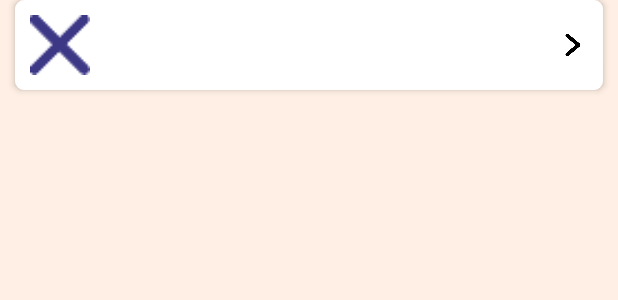
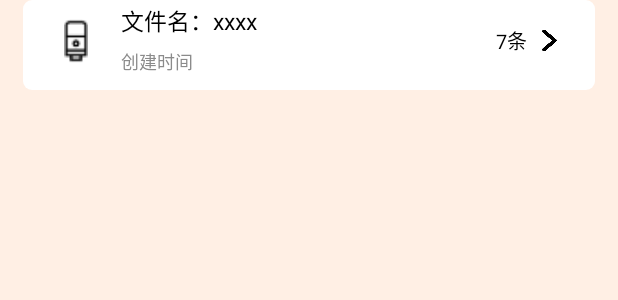
Before and after one commit to ambe-gzy/baseRepository, an Android app: the layout item_voice_file.xml on its own in the app's theme, with its tools: preview values and no code run, on a phone screen of 412 x 824 dp. Shown: the top 300 px of the screen. Run offline under Robolectric (Android 15) with nearby library versions, the light colour scheme and no system bars.

Commit message:
recyclerview,adapter完成

```diff
--- a/app/src/main/AndroidManifest.xml
+++ b/app/src/main/AndroidManifest.xml
@@ -18,7 +18,6 @@
         android:roundIcon="@mipmap/ic_launcher_round"
         android:supportsRtl="true"
         android:theme="@style/AppTheme">
-        <activity android:name="cn.zhenye.voicereverse.VoiceFileCreateActivity"></activity>
         <activity android:name="cn.zhenye.voicereverse.VoiceFileActivity" />
         <activity android:name="cn.zhenye.voicereverse.VoiceReverseActivity" />
         <activity android:name="cn.zhenye.appcommon.SplashActivity" />
--- a/base/build.gradle
+++ b/base/build.gradle
@@ -44,6 +44,9 @@ dependencies {
     // 简单的线程管理器
     api 'com.github.yjfnypeu:EasyThread:'+project.EASY_THREAD_VERSION
 
+    //RecyclerView
     api 'com.android.support:recyclerview-v7:29.0.0'//这里面的28，要与上面ompileSdkVersion 28 的后面数字相同
 
+    // ViewModel and LiveData
+    api 'androidx.lifecycle:lifecycle-extensions:'+project.VIEW_MODEL_LIVE_DATA_VERSION
 }
--- a/common/src/main/res/layout/item_voice_file.xml
+++ b/common/src/main/res/layout/item_voice_file.xml
@@ -1,24 +1,18 @@
 <?xml version="1.0" encoding="utf-8"?>
-<LinearLayout xmlns:android="http://schemas.android.com/apk/res/android"
-    android:layout_width="match_parent"
-    android:layout_height="match_parent"
-    android:orientation="vertical"
-    xmlns:tools="http://schemas.android.com/tools">
-    <LinearLayout
-        android:layout_width="match_parent"
-        android:layout_height="wrap_content"
+<LinearLayout android:layout_width="match_parent"
+    android:layout_height="60dp"
+    xmlns:tools="http://schemas.android.com/tools"
     android:layout_marginStart="15dp"
     android:layout_marginEnd="15dp"
-        android:layout_marginTop="10dp"
-        android:layout_marginBottom="10dp"
+    android:layout_marginBottom="5dp"
     android:paddingStart="5dp"
     android:paddingEnd="5dp"
-        android:paddingTop="5dp"
     android:paddingBottom="5dp"
-        tools:visibility="gone"
+    tools:visibility="visible"
     android:gravity="center_vertical"
     android:background="@drawable/ripple_add_voice_file"
-        android:orientation="horizontal">
+    android:orientation="horizontal"
+    xmlns:android="http://schemas.android.com/apk/res/android">
         <ImageView
             android:layout_width="40dp"
             android:layout_height="40dp"
@@ -69,8 +63,3 @@
             android:padding="5dp"
             android:src="@mipmap/ic_page_in"/>
     </LinearLayout>
-    <cn.zhenye.base.view.RecyclerViewNormalItem
-        android:layout_height="match_parent"
-        android:layout_width="match_parent" />
-
-</LinearLayout>
--- a/gradle.properties
+++ b/gradle.properties
@@ -9,5 +9,5 @@ APP_VERSION_CODE = 10002
 APP_VERSION_NAME = 1.0.002
 
 ROOM_VERSION = 2.1.0-alpha03
-
 EASY_THREAD_VERSION = 0.6.0
+VIEW_MODEL_LIVE_DATA_VERSION = 2.2.0-alpha05
```
Also changed, not shown: app/src/main/java/cn/zhenye/voicereverse/VoiceFileActivity.java (+27 -1 lines), app/src/main/java/cn/zhenye/voicereverse/VoiceFileCreateActivity.java (deleted, +0 -15 lines), app/src/main/java/cn/zhenye/voicereverse/adapter/VoiceFileAdapter.java (+30 -6 lines), app/src/main/java/cn/zhenye/voicereverse/vm/VoiceFileViewModel.java (added, +38 -0 lines), app/src/main/res/layout/activity_main.xml (+0 -11 lines). Lines whose indentation alone changed are shown as unchanged.
